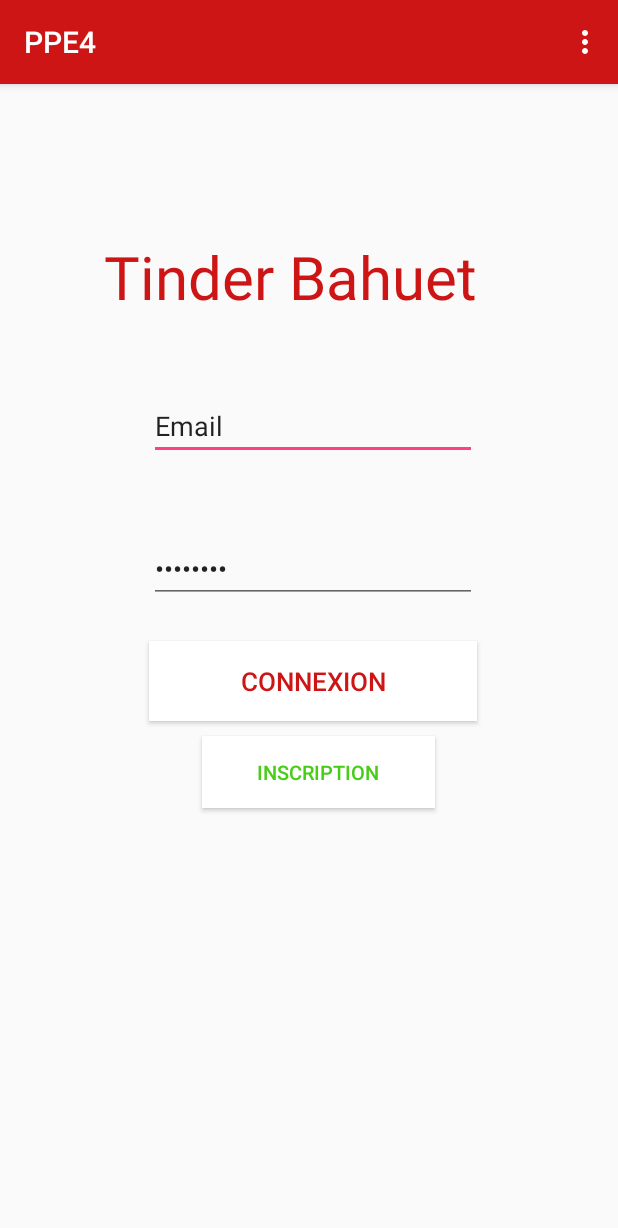
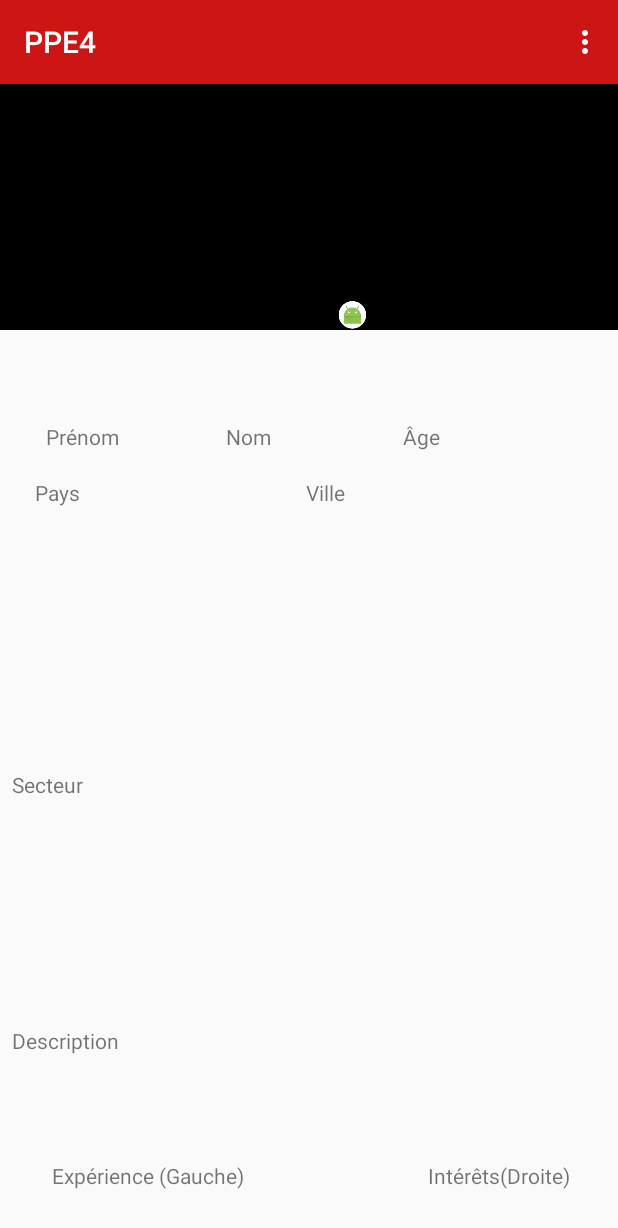
Before and after one commit to Horakle/PPE4, an Android app: the screen it shows after launch (MainActivity), on a phone screen of 412 x 824 dp. Shown: the top 1228 px of the screen. Run offline under Robolectric (Android 15) with nearby library versions, the phone set to English and light mode, and no system bars.

Commit message:
Profil appli
Ajout de la partie Profil pour l'application

```diff
--- a/android/PPE4/app/src/main/res/layout/activity_main.xml
+++ b/android/PPE4/app/src/main/res/layout/activity_main.xml
@@ -21,6 +21,6 @@
         </android.support.design.widget.AppBarLayout>
 
         <include
-            layout="@layout/content_main" />
+            layout="@layout/profil_content" />
 
     </android.support.design.widget.CoordinatorLayout>
--- a/android/PPE4/app/src/main/res/layout/content_main.xml
+++ b/android/PPE4/app/src/main/res/layout/content_main.xml
@@ -6,7 +6,7 @@
     android:layout_height="match_parent"
     app:layout_behavior="@string/appbar_scrolling_view_behavior"
     tools:context="wololo.ppe4.MainActivity">
-    tools:showIn="@layout/activity_main">
+
 
 
     <LinearLayout
@@ -44,7 +44,7 @@
             android:layout_marginTop="50dp"
             android:ems="10"
             android:inputType="textEmailAddress"
-            android:text="Email" />
+            android:hint="Email" />
 
         <EditText
             android:id="@+id/editText2"
@@ -55,7 +55,7 @@
             android:layout_marginTop="50dp"
             android:ems="10"
             android:inputType="textPassword"
-            android:text="Password" />
+            android:hint="Password" />
 
         <Button
             android:id="@+id/button"
--- /dev/null
+++ b/android/PPE4/app/src/main/res/layout/profil.xml
@@ -0,0 +1,41 @@
+<?xml version="1.0" encoding="utf-8"?>
+<android.support.design.widget.CoordinatorLayout xmlns:android="http://schemas.android.com/apk/res/android"
+    xmlns:app="http://schemas.android.com/apk/res-auto"
+    xmlns:tools="http://schemas.android.com/tools"
+    android:layout_width="match_parent"
+    android:layout_height="match_parent"
+    tools:context="wololo.ppe4.MainActivity">
+
+
+    <android.support.design.widget.AppBarLayout
+        android:id="@+id/appbar"
+        android:layout_height="wrap_content"
+        android:layout_width="match_parent">
+
+    </android.support.design.widget.AppBarLayout>
+
+    <LinearLayout
+        android:layout_width="wrap_content"
+        android:layout_height="wrap_content"
+        android:weightSum="1">
+
+        <TextView
+            android:id="@+id/textView2"
+            android:layout_width="396dp"
+            android:layout_height="match_parent"
+            android:layout_weight="1"
+            android:background="#CD1515"
+            android:padding="15dp"
+            android:text="Profil"
+            android:textColor="@android:color/white"
+            android:textSize="22sp" />
+    </LinearLayout>
+
+    <include
+        android:padding="50dp"
+        android:layout_width="match_parent"
+        android:layout_height="500dp"
+        android:layout_weight="1.09"
+        android:layout="@layout/profil_content" />
+
+</android.support.design.widget.CoordinatorLayout>
--- /dev/null
+++ b/android/PPE4/app/src/main/res/layout/profil_content.xml
@@ -0,0 +1,147 @@
+<?xml version="1.0" encoding="utf-8"?>
+<android.support.constraint.ConstraintLayout xmlns:android="http://schemas.android.com/apk/res/android"
+    xmlns:app="http://schemas.android.com/apk/res-auto"
+    xmlns:tools="http://schemas.android.com/tools"
+    android:layout_width="match_parent"
+    android:layout_height="match_parent"
+    android:layout_marginTop="50dp">
+
+    <ImageView
+        android:id="@+id/imageView"
+        android:layout_width="420dp"
+        android:layout_height="170dp"
+        android:layout_weight="1"
+        android:background="@android:color/black"
+        android:paddingLeft="50dp"
+        android:paddingTop="150dp"
+        app:srcCompat="@mipmap/ic_launcher_round"
+        tools:layout_constraintBottom_creator="1"
+        tools:layout_constraintLeft_creator="1"
+        tools:layout_constraintRight_creator="1"
+        tools:layout_constraintTop_creator="1" />
+
+    <LinearLayout
+        android:id="@+id/linearLayout"
+        android:layout_width="371dp"
+        android:layout_height="39dp"
+        android:orientation="horizontal"
+        app:layout_constraintBottom_toTopOf="@+id/tableRow"
+        app:layout_constraintLeft_toLeftOf="parent"
+        app:layout_constraintRight_toRightOf="parent"
+        app:layout_constraintTop_toBottomOf="@+id/imageView"
+        app:layout_constraintVertical_bias="0.100000024">
+
+        <TextView
+            android:id="@+id/textView4"
+            android:layout_width="120dp"
+            android:layout_height="wrap_content"
+            android:padding="10dp"
+            android:text="Prénom"
+            tools:layout_editor_absoluteX="0dp"
+            tools:layout_editor_absoluteY="0dp" />
+
+        <TextView
+            android:id="@+id/textView3"
+            android:layout_width="118dp"
+            android:layout_height="wrap_content"
+            android:padding="10dp"
+            android:text="Nom"
+            tools:layout_editor_absoluteX="22dp"
+            tools:layout_editor_absoluteY="75dp" />
+
+        <TextView
+            android:id="@+id/textView5"
+            android:layout_width="match_parent"
+            android:layout_height="wrap_content"
+            android:layout_weight="0.35"
+            android:padding="10dp"
+            android:text="Âge"
+            tools:layout_editor_absoluteX="8dp"
+            tools:layout_editor_absoluteY="178dp" />
+
+    </LinearLayout>
+
+    <LinearLayout
+        android:layout_width="365dp"
+        android:layout_height="20dp"
+        android:layout_marginLeft="3dp"
+        android:layout_marginRight="8dp"
+        android:layout_marginTop="8dp"
+        android:orientation="horizontal"
+        app:layout_constraintHorizontal_bias="0.333"
+        app:layout_constraintLeft_toLeftOf="parent"
+        app:layout_constraintRight_toRightOf="parent"
+        app:layout_constraintTop_toBottomOf="@+id/linearLayout"
+        tools:layout_editor_absoluteY="239dp"
+        android:id="@+id/linearLayout2">
+
+        <TextView
+            android:id="@+id/textView7"
+            android:layout_width="wrap_content"
+            android:layout_height="30dp"
+            android:layout_weight="1"
+            android:paddingLeft="8dp"
+            android:text="Pays" />
+
+        <TextView
+            android:id="@+id/textView6"
+            android:layout_width="wrap_content"
+            android:layout_height="wrap_content"
+            android:layout_weight="1"
+            android:text="Ville" />
+    </LinearLayout>
+
+    <TextView
+        android:id="@+id/textView8"
+        android:layout_width="wrap_content"
+        android:layout_height="wrap_content"
+        android:layout_weight="1"
+        android:text="Secteur"
+        android:layout_marginTop="8dp"
+        app:layout_constraintTop_toBottomOf="@+id/linearLayout2"
+        android:layout_marginBottom="8dp"
+        app:layout_constraintBottom_toTopOf="@+id/textView9"
+        app:layout_constraintVertical_bias="0.538"
+        android:layout_marginRight="8dp"
+        app:layout_constraintRight_toRightOf="parent"
+        android:layout_marginLeft="8dp"
+        app:layout_constraintLeft_toLeftOf="parent"
+        app:layout_constraintHorizontal_bias="0.0" />
+
+    <TextView
+        android:id="@+id/textView9"
+        android:layout_width="346dp"
+        android:layout_height="80dp"
+        android:layout_marginBottom="10dp"
+        android:layout_marginLeft="8dp"
+        android:layout_marginRight="8dp"
+        android:text="Description"
+        app:layout_constraintBottom_toTopOf="@+id/tableRow"
+        app:layout_constraintLeft_toLeftOf="parent"
+        app:layout_constraintRight_toRightOf="parent"
+        app:layout_constraintHorizontal_bias="0.0" />
+
+    <TableRow
+        android:id="@+id/tableRow"
+        android:layout_width="349dp"
+        android:layout_height="50dp"
+        android:layout_marginRight="28dp"
+        app:layout_constraintBottom_toBottomOf="parent"
+        app:layout_constraintRight_toRightOf="parent">
+
+        <TextView
+            android:id="@+id/textView10"
+            android:layout_width="175dp"
+            android:layout_height="50dp"
+            android:text="Expérience (Gauche)" />
+
+        <TextView
+            android:id="@+id/textView11"
+            android:layout_width="175dp"
+            android:layout_height="50dp"
+            android:paddingLeft="75dp"
+            android:text="Intérêts(Droite)" />
+
+    </TableRow>
+
+</android.support.constraint.ConstraintLayout>
```
